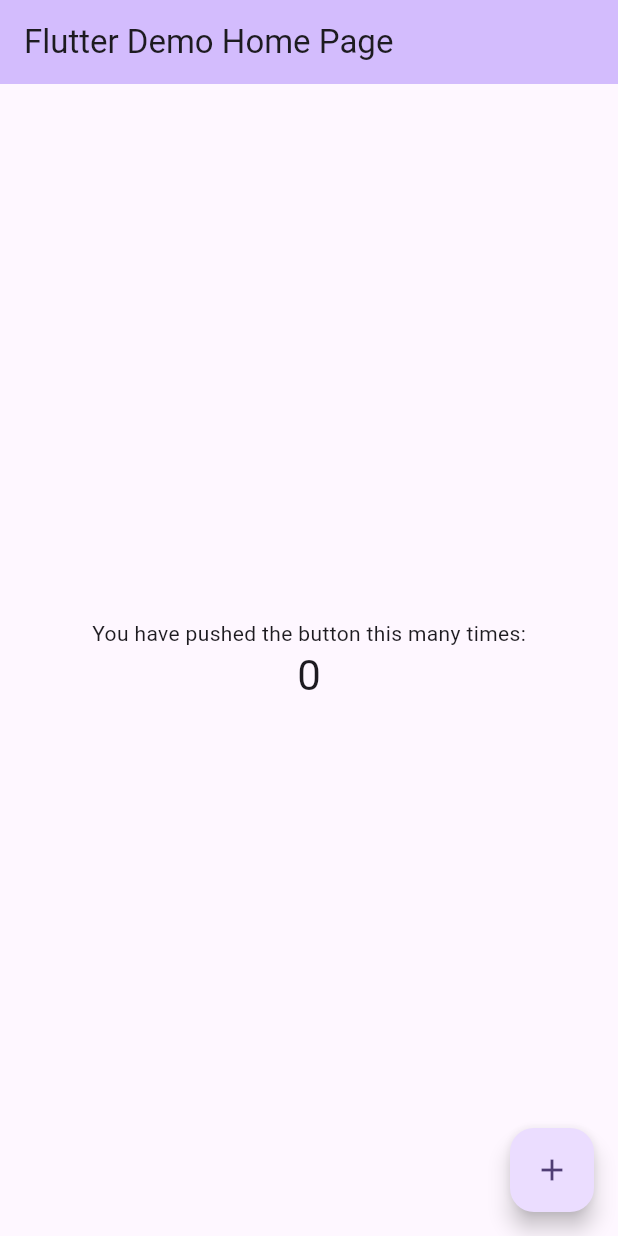
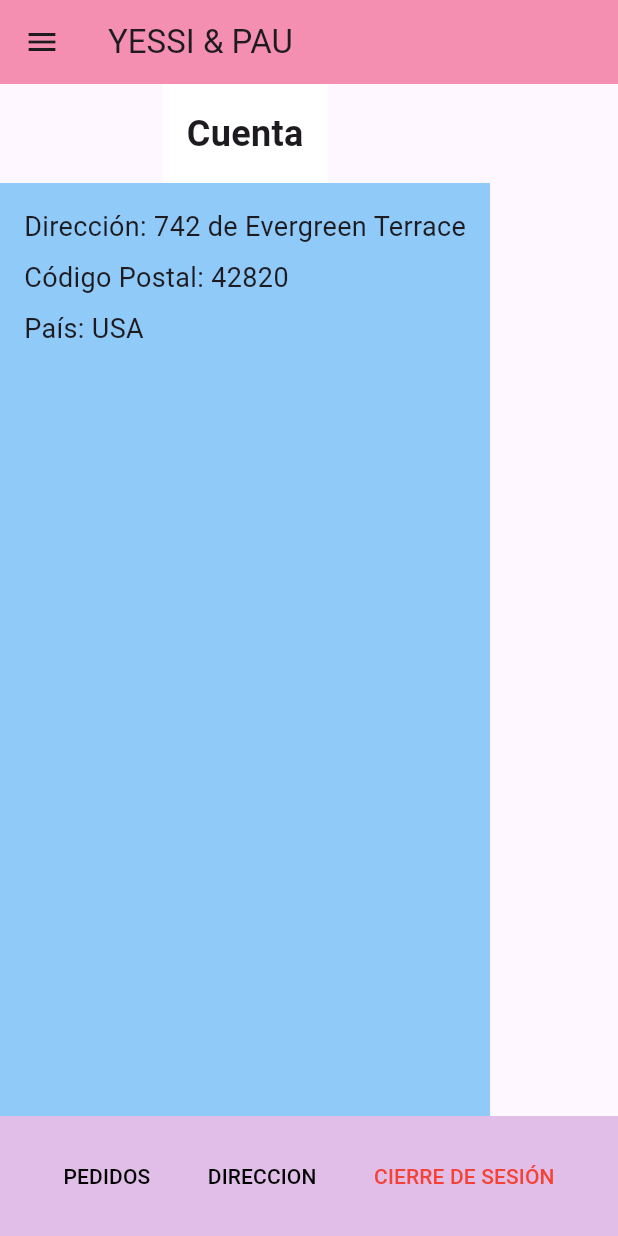
Before and after one commit to Padilla1403/YESSI_AND_PAU_COSMETICS, a Flutter app: the screen it shows after launch, on a phone screen of 412 x 824 dp. Run offline on Flutter 3.47's test engine with Material 3 defaults, Android fonts, the phone set to English and light mode, and no system bars.

Commit message:
interfaz
interfaz

```diff
--- a/lib/main.dart
+++ b/lib/main.dart
@@ -1,125 +1,88 @@
 import 'package:flutter/material.dart';
 
 void main() {
-  runApp(const MyApp());
+  runApp(MyApp());
 }
 
 class MyApp extends StatelessWidget {
-  const MyApp({super.key});
-
-  // This widget is the root of your application.
   @override
   Widget build(BuildContext context) {
     return MaterialApp(
-      title: 'Flutter Demo',
-      theme: ThemeData(
-        // This is the theme of your application.
-        //
-        // TRY THIS: Try running your application with "flutter run". You'll see
-        // the application has a purple toolbar. Then, without quitting the app,
-        // try changing the seedColor in the colorScheme below to Colors.green
-        // and then invoke "hot reload" (save your changes or press the "hot
-        // reload" button in a Flutter-supported IDE, or press "r" if you used
-        // the command line to start the app).
-        //
-        // Notice that the counter didn't reset back to zero; the application
-        // state is not lost during the reload. To reset the state, use hot
-        // restart instead.
-        //
-        // This works for code too, not just values: Most code changes can be
-        // tested with just a hot reload.
-        colorScheme: ColorScheme.fromSeed(seedColor: Colors.deepPurple),
-        useMaterial3: true,
-      ),
-      home: const MyHomePage(title: 'Flutter Demo Home Page'),
+      home: AccountPage(),
     );
   }
 }
 
-class MyHomePage extends StatefulWidget {
-  const MyHomePage({super.key, required this.title});
-
-  // This widget is the home page of your application. It is stateful, meaning
-  // that it has a State object (defined below) that contains fields that affect
-  // how it looks.
-
-  // This class is the configuration for the state. It holds the values (in this
-  // case the title) provided by the parent (in this case the App widget) and
-  // used by the build method of the State. Fields in a Widget subclass are
-  // always marked "final".
-
-  final String title;
-
-  @override
-  State<MyHomePage> createState() => _MyHomePageState();
-}
-
-class _MyHomePageState extends State<MyHomePage> {
-  int _counter = 0;
-
-  void _incrementCounter() {
-    setState(() {
-      // This call to setState tells the Flutter framework that something has
-      // changed in this State, which causes it to rerun the build method below
-      // so that the display can reflect the updated values. If we changed
-      // _counter without calling setState(), then the build method would not be
-      // called again, and so nothing would appear to happen.
-      _counter++;
-    });
-  }
-
+class AccountPage extends StatelessWidget {
   @override
   Widget build(BuildContext context) {
-    // This method is rerun every time setState is called, for instance as done
-    // by the _incrementCounter method above.
-    //
-    // The Flutter framework has been optimized to make rerunning build methods
-    // fast, so that you can just rebuild anything that needs updating rather
-    // than having to individually change instances of widgets.
     return Scaffold(
       appBar: AppBar(
-        // TRY THIS: Try changing the color here to a specific color (to
-        // Colors.amber, perhaps?) and trigger a hot reload to see the AppBar
-        // change color while the other colors stay the same.
-        backgroundColor: Theme.of(context).colorScheme.inversePrimary,
-        // Here we take the value from the MyHomePage object that was created by
-        // the App.build method, and use it to set our appbar title.
-        title: Text(widget.title),
+        title: Text('YESSI & PAU'),
+        backgroundColor: Colors.pink[200],
+        leading: IconButton(
+          icon: Icon(Icons.menu),
+          onPressed: () {},
+        ),
       ),
-      body: Center(
-        // Center is a layout widget. It takes a single child and positions it
-        // in the middle of the parent.
-        child: Column(
-          // Column is also a layout widget. It takes a list of children and
-          // arranges them vertically. By default, it sizes itself to fit its
-          // children horizontally, and tries to be as tall as its parent.
-          //
-          // Column has various properties to control how it sizes itself and
-          // how it positions its children. Here we use mainAxisAlignment to
-          // center the children vertically; the main axis here is the vertical
-          // axis because Columns are vertical (the cross axis would be
-          // horizontal).
-          //
-          // TRY THIS: Invoke "debug painting" (choose the "Toggle Debug Paint"
-          // action in the IDE, or press "p" in the console), to see the
-          // wireframe for each widget.
-          mainAxisAlignment: MainAxisAlignment.center,
-          children: <Widget>[
-            const Text(
-              'You have pushed the button this many times:',
+      body: Column(
+        children: [
+          Container(
+            color: Colors.white,
+            padding: EdgeInsets.all(16.0),
+            child: Text(
+              'Cuenta',
+              style: TextStyle(fontSize: 24, fontWeight: FontWeight.bold),
             ),
-            Text(
-              '$_counter',
-              style: Theme.of(context).textTheme.headlineMedium,
+          ),
+          Expanded(
+            child: Container(
+              color: Colors.blue[200],
+              padding: EdgeInsets.all(16.0),
+              child: Column(
+                crossAxisAlignment: CrossAxisAlignment.start,
+                children: [
+                  Text(
+                    'Dirección: 742 de Evergreen Terrace',
+                    style: TextStyle(fontSize: 18),
+                  ),
+                  SizedBox(height: 8.0),
+                  Text(
+                    'Código Postal: 42820',
+                    style: TextStyle(fontSize: 18),
+                  ),
+                  SizedBox(height: 8.0),
+                  Text(
+                    'País: USA',
+                    style: TextStyle(fontSize: 18),
+                  ),
+                ],
+              ),
+            ),
+          ),
+        ],
+      ),
+      bottomNavigationBar: BottomAppBar(
+        color: Colors.purple[100],
+        child: Row(
+          mainAxisAlignment: MainAxisAlignment.spaceEvenly,
+          children: [
+            TextButton(
+              onPressed: () {},
+              child: Text('PEDIDOS', style: TextStyle(color: Colors.black)),
+            ),
+            TextButton(
+              onPressed: () {},
+              child: Text('DIRECCION', style: TextStyle(color: Colors.black)),
+            ),
+            TextButton(
+              onPressed: () {},
+              child:
+                  Text('CIERRE DE SESIÓN', style: TextStyle(color: Colors.red)),
             ),
           ],
         ),
       ),
-      floatingActionButton: FloatingActionButton(
-        onPressed: _incrementCounter,
-        tooltip: 'Increment',
-        child: const Icon(Icons.add),
-      ), // This trailing comma makes auto-formatting nicer for build methods.
     );
   }
 }
```
Also changed, not shown: pubspec.yaml (line endings or trailing spaces), 3 other files.
